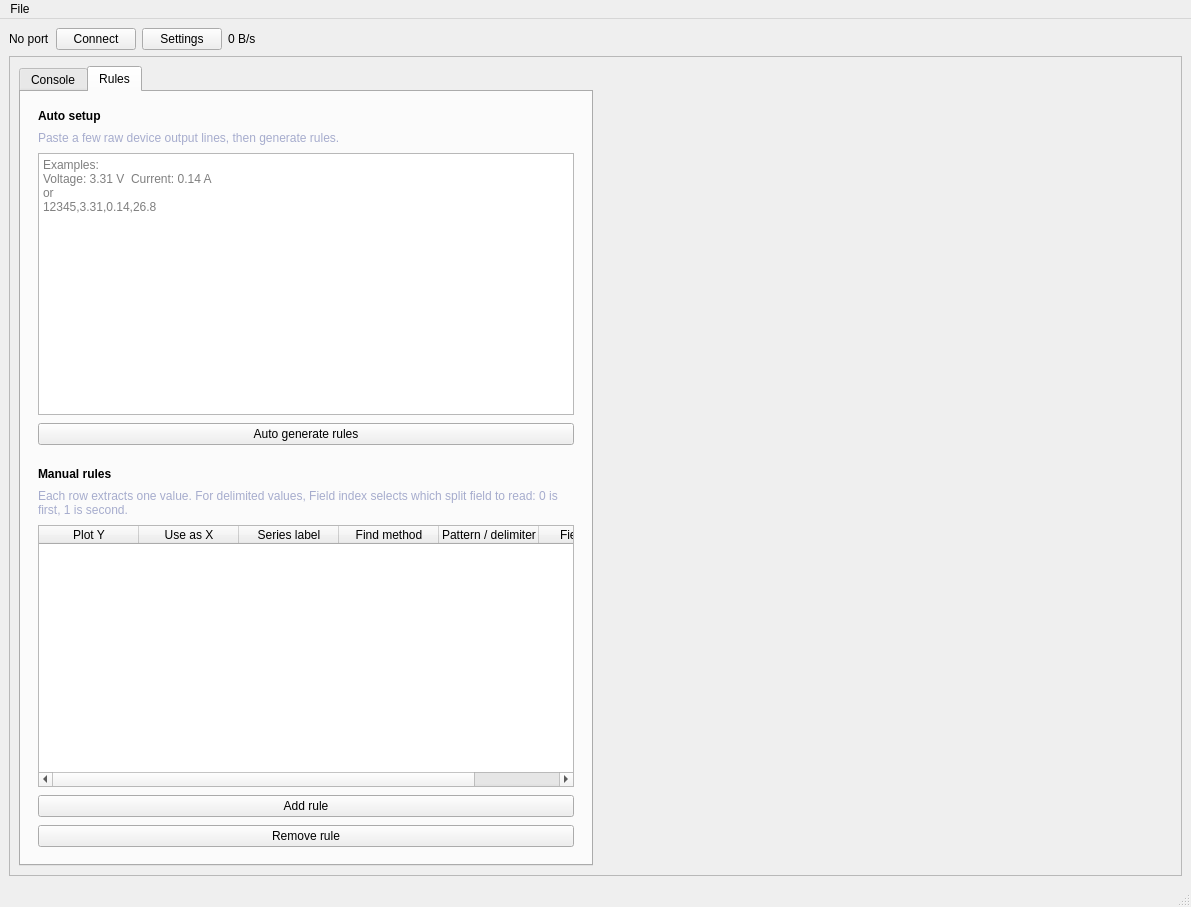
This is form.ui in krupis/PlotTTY as Qt 5 draws it before an edit. The edited form follows.
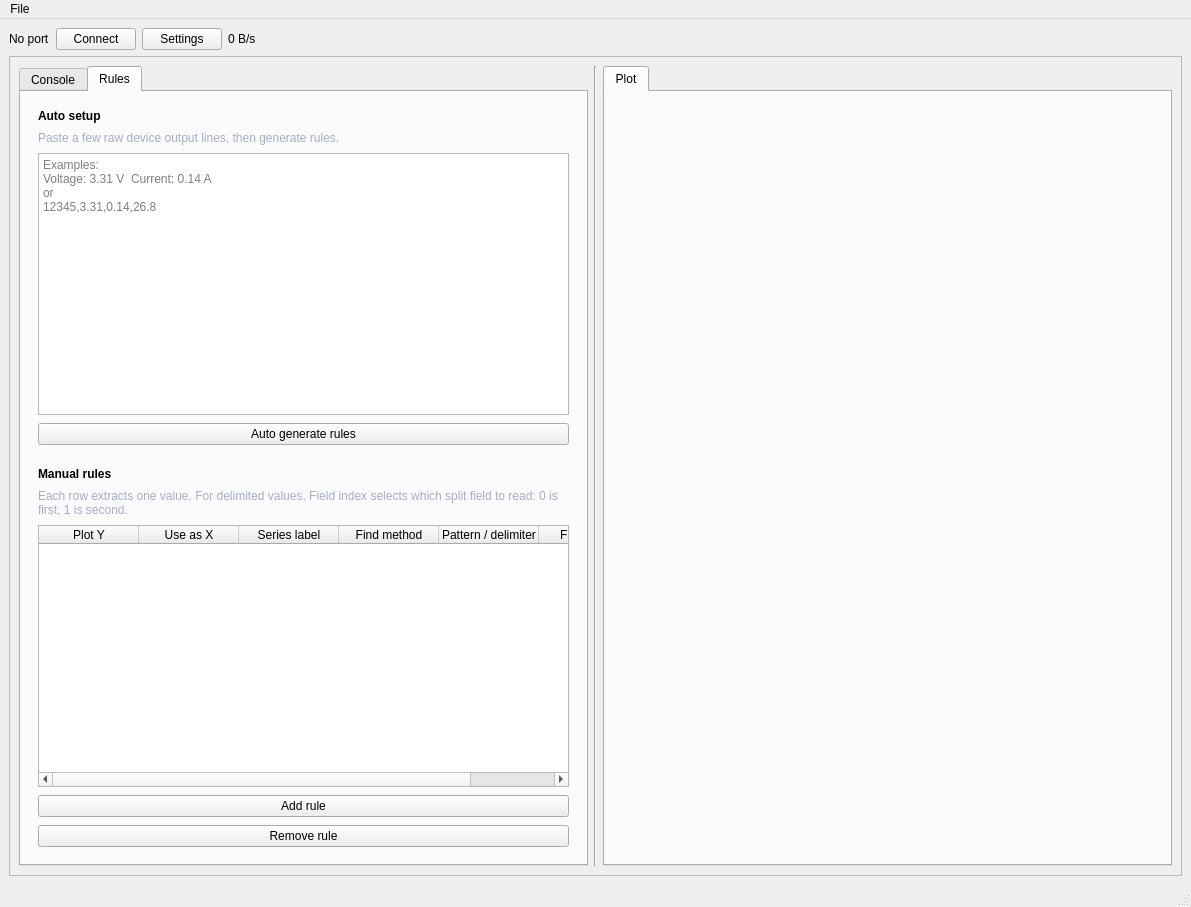
This is the edited form. Custom widgets are drawn as their Qt base class.

Commit message: Create plot tab widget for consistency

The edit to the form file:
```diff
--- a/form.ui
+++ b/form.ui
@@ -93,7 +93,7 @@
           <property name="frameShadow">
            <enum>QFrame::Shadow::Raised</enum>
           </property>
-          <layout class="QHBoxLayout" name="horizontalLayout_2" stretch="1,1">
+          <layout class="QHBoxLayout" name="horizontalLayout_2" stretch="1,0,1">
            <item>
             <widget class="QTabWidget" name="tabWidget">
              <property name="currentIndex">
@@ -358,7 +358,46 @@
             </widget>
            </item>
            <item>
-            <widget class="PlotWidget" name="Plot" native="true"/>
+            <widget class="QFrame" name="PlotSeparator">
+             <property name="frameShape">
+              <enum>QFrame::Shape::VLine</enum>
+             </property>
+             <property name="frameShadow">
+              <enum>QFrame::Shadow::Sunken</enum>
+             </property>
+           </widget>
+          </item>
+           <item>
+            <widget class="QTabWidget" name="PlotTabWidget">
+             <property name="currentIndex">
+              <number>0</number>
+             </property>
+             <widget class="QWidget" name="PlotTab">
+              <attribute name="title">
+               <string>Plot</string>
+              </attribute>
+              <layout class="QVBoxLayout" name="PlotTabLayout">
+               <property name="spacing">
+                <number>0</number>
+               </property>
+               <property name="leftMargin">
+                <number>0</number>
+               </property>
+               <property name="topMargin">
+                <number>0</number>
+               </property>
+               <property name="rightMargin">
+                <number>0</number>
+               </property>
+               <property name="bottomMargin">
+                <number>0</number>
+               </property>
+               <item>
+                <widget class="PlotWidget" name="Plot" native="true"/>
+               </item>
+              </layout>
+             </widget>
+            </widget>
            </item>
           </layout>
          </widget>
```
The commit also changes 3 other files.
